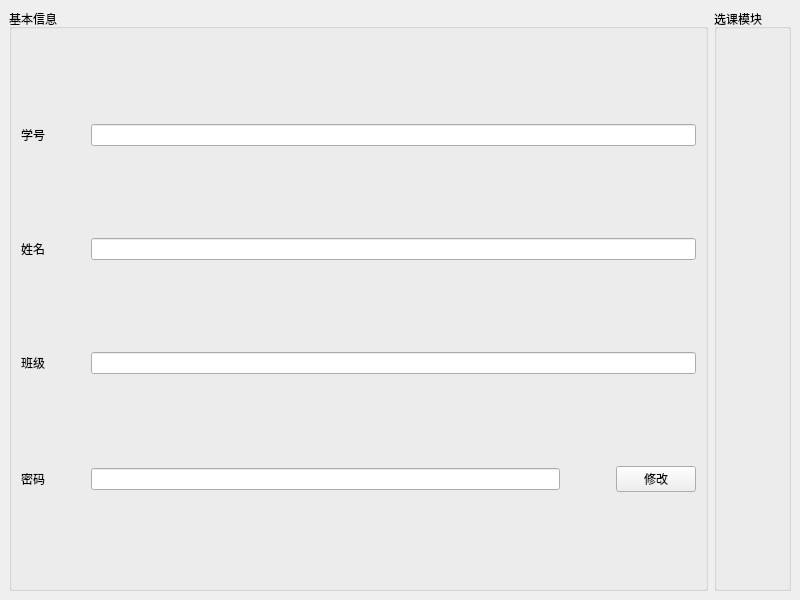
Old version of the form studentwindow.ui in the repository aeinrw/edumanager.
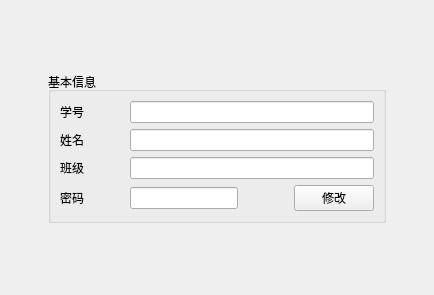
New version of the form. Icons and pictures are not drawn.

Commit message: 更新了学生模块,优化了管理员模块

Patch:
```diff
--- a/studentwindow.ui
+++ b/studentwindow.ui
@@ -6,16 +6,46 @@
    <rect>
     <x>0</x>
     <y>0</y>
-    <width>800</width>
-    <height>600</height>
+    <width>434</width>
+    <height>295</height>
    </rect>
   </property>
   <property name="windowTitle">
    <string>MainWindow</string>
   </property>
   <widget class="QWidget" name="centralwidget">
+   <layout class="QHBoxLayout" name="horizontalLayout_8">
+    <item>
    <layout class="QHBoxLayout" name="horizontalLayout_7">
     <item>
+       <spacer name="horizontalSpacer_7">
+        <property name="orientation">
+         <enum>Qt::Horizontal</enum>
+        </property>
+        <property name="sizeHint" stdset="0">
+         <size>
+          <width>40</width>
+          <height>20</height>
+         </size>
+        </property>
+       </spacer>
+      </item>
+      <item>
+       <layout class="QVBoxLayout" name="verticalLayout_2">
+        <item>
+         <spacer name="verticalSpacer">
+          <property name="orientation">
+           <enum>Qt::Vertical</enum>
+          </property>
+          <property name="sizeHint" stdset="0">
+           <size>
+            <width>20</width>
+            <height>40</height>
+           </size>
+          </property>
+         </spacer>
+        </item>
+        <item>
      <layout class="QHBoxLayout" name="horizontalLayout_6">
       <item>
        <widget class="QGroupBox" name="groupBox">
@@ -173,16 +203,39 @@
         </layout>
        </widget>
       </item>
+         </layout>
+        </item>
       <item>
-       <widget class="QGroupBox" name="groupBox_2">
-        <property name="title">
-         <string>选课模块</string>
-        </property>
-       </widget>
+         <spacer name="verticalSpacer_2">
+          <property name="orientation">
+           <enum>Qt::Vertical</enum>
+          </property>
+          <property name="sizeHint" stdset="0">
+           <size>
+            <width>20</width>
+            <height>40</height>
+           </size>
+          </property>
+         </spacer>
       </item>
      </layout>
     </item>
-   </layout>
+      <item>
+       <spacer name="horizontalSpacer_6">
+        <property name="orientation">
+         <enum>Qt::Horizontal</enum>
+        </property>
+        <property name="sizeHint" stdset="0">
+         <size>
+          <width>40</width>
+          <height>20</height>
+         </size>
+        </property>
+       </spacer>
+      </item>
+     </layout>
+    </item>
+   </layout>
   </widget>
  </widget>
  <resources/>
```
Left out of the diff: 10 changed lines with no effect on the pictures. Lines whose indentation alone changed are shown as unchanged. The commit also changes 10 other files.
